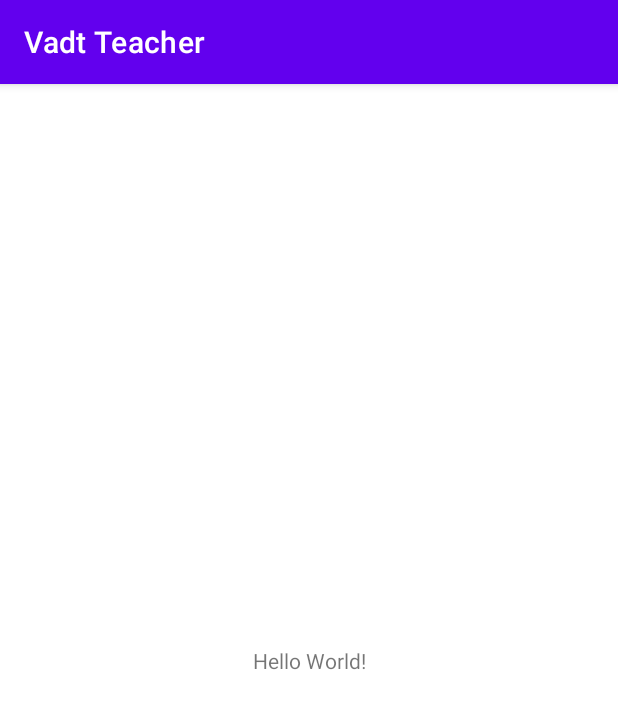
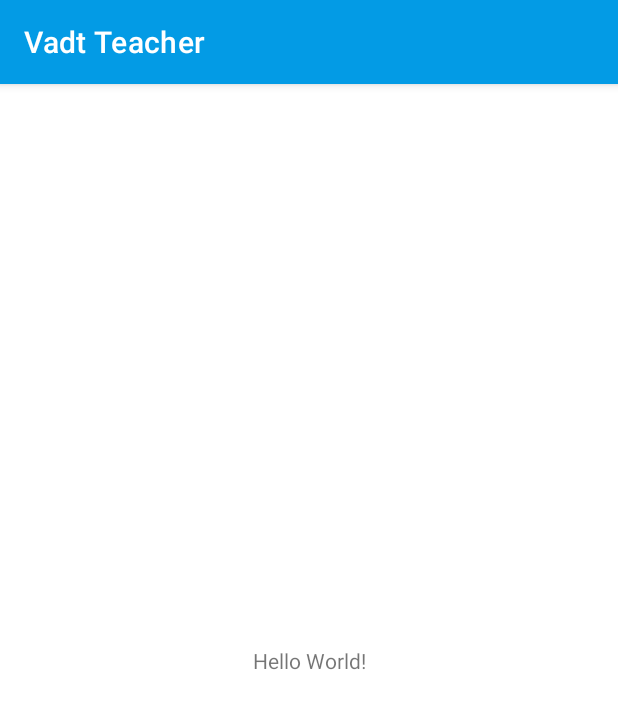
Before and after one commit to abrahamluiss/M.A.Tec, an Android app: the screen it shows after launch (MainActivity), on a phone screen of 412 x 824 dp. Shown: the top 709 px of the screen. Run offline under Robolectric (Android 15) with nearby library versions, the light colour scheme and no system bars.

Commit message:
agregando colores

```diff
--- a/Profesor/app/build.gradle
+++ b/Profesor/app/build.gradle
@@ -1,5 +1,6 @@
 plugins {
     id 'com.android.application'
+
 }
 
 android {
@@ -36,4 +37,8 @@ dependencies {
     testImplementation 'junit:junit:4.+'
     androidTestImplementation 'androidx.test.ext:junit:1.1.2'
     androidTestImplementation 'androidx.test.espresso:espresso-core:3.3.0'
+
+    implementation platform('com.google.firebase:firebase-bom:26.0.0')
+    implementation 'com.google.firebase:firebase-analytics'
 }
+apply plugin: 'com.google.gms.google-services'
--- a/Profesor/app/src/main/AndroidManifest.xml
+++ b/Profesor/app/src/main/AndroidManifest.xml
@@ -9,6 +9,8 @@
         android:roundIcon="@mipmap/ic_launcher_round"
         android:supportsRtl="true"
         android:theme="@style/Theme.VadtTeacher">
+        <activity android:name=".RegistroActivity"></activity>
+        <activity android:name=".LoginActivity" />
         <activity android:name=".MainActivity">
             <intent-filter>
                 <action android:name="android.intent.action.MAIN" />
--- a/Profesor/app/src/main/res/values-night/themes.xml
+++ b/Profesor/app/src/main/res/values-night/themes.xml
@@ -2,13 +2,13 @@
     <!-- Base application theme. -->
     <style name="Theme.VadtTeacher" parent="Theme.MaterialComponents.DayNight.DarkActionBar">
         <!-- Primary brand color. -->
-        <item name="colorPrimary">@color/purple_200</item>
-        <item name="colorPrimaryVariant">@color/purple_700</item>
-        <item name="colorOnPrimary">@color/black</item>
+        <item name="colorPrimary">@color/primaryColor</item>
+        <item name="colorPrimaryVariant">@color/primaryLightColor</item>
+        <item name="colorOnPrimary">@color/primaryDarkColor</item>
         <!-- Secondary brand color. -->
-        <item name="colorSecondary">@color/teal_200</item>
-        <item name="colorSecondaryVariant">@color/teal_200</item>
-        <item name="colorOnSecondary">@color/black</item>
+        <item name="colorSecondary">@color/secondaryColor</item>
+        <item name="colorSecondaryVariant">@color/secondaryLightColor</item>
+        <item name="colorOnSecondary">@color/secondaryDarkColor</item>
         <!-- Status bar color. -->
         <item name="android:statusBarColor" tools:targetApi="l">?attr/colorPrimaryVariant</item>
         <!-- Customize your theme here. -->
--- a/Profesor/app/src/main/res/values/colors.xml
+++ b/Profesor/app/src/main/res/values/colors.xml
@@ -1,10 +1,13 @@
 <?xml version="1.0" encoding="utf-8"?>
 <resources>
-    <color name="purple_200">#FFBB86FC</color>
-    <color name="purple_500">#FF6200EE</color>
-    <color name="purple_700">#FF3700B3</color>
-    <color name="teal_200">#FF03DAC5</color>
-    <color name="teal_700">#FF018786</color>
-    <color name="black">#FF000000</color>
-    <color name="white">#FFFFFFFF</color>
+    <color name="primaryColor">#039be5</color>
+    <color name="primaryLightColor">#63ccff</color>
+    <color name="primaryDarkColor">#006db3</color>
+    <color name="secondaryColor">#29b6f6</color>
+    <color name="secondaryLightColor">#73e8ff</color>
+    <color name="secondaryDarkColor">#0086c3</color>
+    <color name="primaryTextColor">#000000</color>
+    <color name="secondaryTextColor">#000000</color>
+    <color name="whiteTextColor">#FFFFFFFF</color>
+
 </resources>
--- a/Profesor/app/src/main/res/values/strings.xml
+++ b/Profesor/app/src/main/res/values/strings.xml
@@ -1,3 +1,8 @@
 <resources>
     <string name="app_name">Vadt Teacher</string>
+    <string name="correo_electronico">Correo Electrónico</string>
+    <string name="contrasena">Contraseña</string>
+    <string name="login">Login</string>
+    <string name="registrarme">Registrarme</string>
+    <string name="inicia_sesion">Inicia Sesión</string>
 </resources>
--- a/Profesor/app/src/main/res/values/themes.xml
+++ b/Profesor/app/src/main/res/values/themes.xml
@@ -2,13 +2,13 @@
     <!-- Base application theme. -->
     <style name="Theme.VadtTeacher" parent="Theme.MaterialComponents.DayNight.DarkActionBar">
         <!-- Primary brand color. -->
-        <item name="colorPrimary">@color/purple_500</item>
-        <item name="colorPrimaryVariant">@color/purple_700</item>
-        <item name="colorOnPrimary">@color/white</item>
+        <item name="colorPrimary">@color/primaryColor</item>
+        <item name="colorPrimaryVariant">@color/primaryLightColor</item>
+        <item name="colorOnPrimary">@color/whiteTextColor</item>
         <!-- Secondary brand color. -->
-        <item name="colorSecondary">@color/teal_200</item>
-        <item name="colorSecondaryVariant">@color/teal_700</item>
-        <item name="colorOnSecondary">@color/black</item>
+        <item name="colorSecondary">@color/secondaryColor</item>
+        <item name="colorSecondaryVariant">@color/secondaryLightColor</item>
+        <item name="colorOnSecondary">@color/secondaryDarkColor</item>
         <!-- Status bar color. -->
         <item name="android:statusBarColor" tools:targetApi="l">?attr/colorPrimaryVariant</item>
         <!-- Customize your theme here. -->
--- a/Profesor/build.gradle
+++ b/Profesor/build.gradle
@@ -6,6 +6,7 @@ buildscript {
     }
     dependencies {
         classpath "com.android.tools.build:gradle:4.1.0"
+        classpath 'com.google.gms:google-services:4.3.4'
 
         // NOTE: Do not place your application dependencies here; they belong
         // in the individual module build.gradle files
```
Also changed, not shown: Profesor/app/src/main/java/edu/pe/continental/vadt/teacher/LoginActivity.java (added, +14 -0 lines), Profesor/app/src/main/java/edu/pe/continental/vadt/teacher/RegistroActivity.java (added, +14 -0 lines), Profesor/app/src/main/res/layout/activity_login.xml (added, +63 -0 lines), Profesor/app/src/main/res/layout/activity_registro.xml (added, +102 -0 lines), 1 other file.
